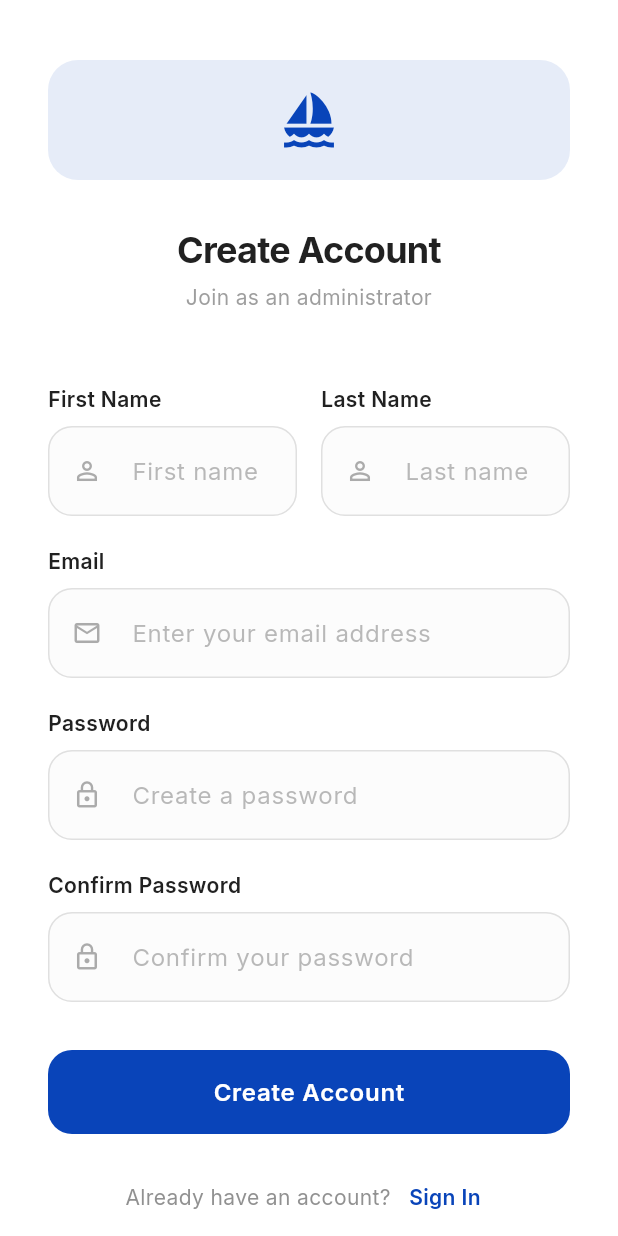
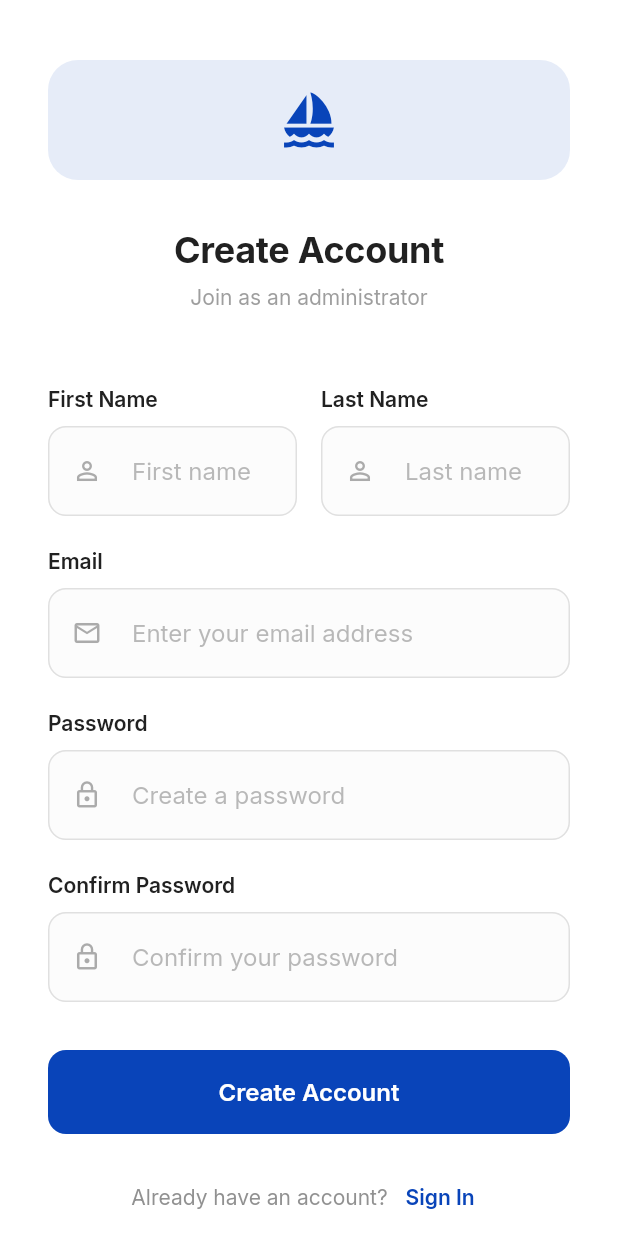
Before and after one commit to matanguihanbenson/agos-p2a, a Flutter app: the SignupPage screen opened by its route, on a phone screen of 412 x 824 dp. Run offline on Flutter 3.47's test engine with Material 3 defaults, Android fonts, the phone set to English and light mode, and no system bars; our stand-ins replace badges, cloud_firestore, firebase_auth, firebase_core, firebase_database, fl_chart and 6 more; missing offline and left inert: mobile_scanner; accounts and stored records are empty.

Commit message:
improved sign up page

```diff
--- a/lib/modules/auth/presentation/pages/signup_page.dart
+++ b/lib/modules/auth/presentation/pages/signup_page.dart
@@ -85,13 +85,16 @@ class _SignupPageState extends State<SignupPage> {
   Widget build(BuildContext context) {
     final theme = Theme.of(context);
     final size = MediaQuery.of(context).size;
+    final isSmallScreen = size.width < 400;
 
     return Scaffold(
       backgroundColor: theme.scaffoldBackgroundColor,
       body: SafeArea(
         child: Center(
           child: SingleChildScrollView(
-            padding: const EdgeInsets.symmetric(horizontal: 32.0),
+            padding: EdgeInsets.symmetric(
+              horizontal: isSmallScreen ? 20.0 : 32.0,
+            ),
             child: ConstrainedBox(
               constraints: BoxConstraints(
                 maxWidth: size.width > 600 ? 380 : double.infinity,
@@ -102,20 +105,20 @@ class _SignupPageState extends State<SignupPage> {
                   mainAxisAlignment: MainAxisAlignment.center,
                   crossAxisAlignment: CrossAxisAlignment.stretch,
                   children: [
-                    const SizedBox(height: 40),
+                    SizedBox(height: isSmallScreen ? 20 : 40),
 
                     // Logo/Brand section
                     Container(
-                      height: 80,
-                      width: 80,
-                      margin: const EdgeInsets.only(bottom: 32),
+                      height: isSmallScreen ? 60 : 80,
+                      width: isSmallScreen ? 60 : 80,
+                      margin: EdgeInsets.only(bottom: isSmallScreen ? 24 : 32),
                       decoration: BoxDecoration(
                         color: theme.colorScheme.primary.withOpacity(0.1),
                         borderRadius: BorderRadius.circular(20),
                       ),
                       child: Icon(
                         Icons.sailing,
-                        size: 40,
+                        size: isSmallScreen ? 30 : 40,
                         color: theme.colorScheme.primary,
                       ),
                     ),
@@ -125,7 +128,8 @@ class _SignupPageState extends State<SignupPage> {
                       'Create Account',
                       style: theme.textTheme.displayMedium?.copyWith(
                         fontWeight: FontWeight.w700,
-                        letterSpacing: -0.5,
+                        letterSpacing: -0.2,
+                        fontSize: isSmallScreen ? 28 : null,
                       ),
                       textAlign: TextAlign.center,
                     ),
@@ -136,10 +140,11 @@ class _SignupPageState extends State<SignupPage> {
                         color: theme.textTheme.bodyMedium?.color?.withOpacity(
                           0.7,
                         ),
+                        letterSpacing: 0,
                       ),
                       textAlign: TextAlign.center,
                     ),
-                    const SizedBox(height: 48),
+                    SizedBox(height: isSmallScreen ? 32 : 48),
 
                     // Error message
                     if (_error != null) ...[
@@ -148,7 +153,7 @@ class _SignupPageState extends State<SignupPage> {
                         margin: const EdgeInsets.only(bottom: 24),
                         decoration: BoxDecoration(
                           color: theme.colorScheme.error.withOpacity(0.08),
-                          borderRadius: BorderRadius.circular(16),
+                          borderRadius: BorderRadius.circular(12),
                           border: Border.all(
                             color: theme.colorScheme.error.withOpacity(0.2),
                             width: 1,
@@ -167,6 +172,7 @@ class _SignupPageState extends State<SignupPage> {
                                 _error!,
                                 style: theme.textTheme.bodyMedium?.copyWith(
                                   color: theme.colorScheme.error,
+                                  letterSpacing: 0,
                                 ),
                               ),
                             ),
@@ -192,7 +198,7 @@ class _SignupPageState extends State<SignupPage> {
                             },
                           ),
                         ),
-                        const SizedBox(width: 16),
+                        SizedBox(width: isSmallScreen ? 12 : 16),
                         Expanded(
                           child: _buildInputField(
                             label: 'Last Name',
@@ -209,7 +215,7 @@ class _SignupPageState extends State<SignupPage> {
                         ),
                       ],
                     ),
-                    const SizedBox(height: 20),
+                    SizedBox(height: isSmallScreen ? 16 : 20),
 
                     // Email field
                     _buildInputField(
@@ -228,7 +234,7 @@ class _SignupPageState extends State<SignupPage> {
                         return null;
                       },
                     ),
-                    const SizedBox(height: 20),
+                    SizedBox(height: isSmallScreen ? 16 : 20),
 
                     // Password field
                     _buildInputField(
@@ -247,7 +253,7 @@ class _SignupPageState extends State<SignupPage> {
                         return null;
                       },
                     ),
-                    const SizedBox(height: 20),
+                    SizedBox(height: isSmallScreen ? 16 : 20),
 
                     // Confirm Password field
                     _buildInputField(
@@ -266,18 +272,18 @@ class _SignupPageState extends State<SignupPage> {
                         return null;
                       },
                     ),
-                    const SizedBox(height: 32),
+                    SizedBox(height: isSmallScreen ? 24 : 32),
 
                     // Signup button
                     SizedBox(
-                      height: 56,
+                      height: isSmallScreen ? 50 : 56,
                       child: ElevatedButton(
                         onPressed: _isLoading ? null : _signup,
                         style: ElevatedButton.styleFrom(
                           backgroundColor: theme.colorScheme.primary,
                           foregroundColor: Colors.white,
                           shape: RoundedRectangleBorder(
-                            borderRadius: BorderRadius.circular(16),
+                            borderRadius: BorderRadius.circular(12),
                           ),
                           elevation: 0,
                           shadowColor: Colors.transparent,
@@ -298,12 +304,12 @@ class _SignupPageState extends State<SignupPage> {
                                 style: theme.textTheme.bodyLarge?.copyWith(
                                   color: Colors.white,
                                   fontWeight: FontWeight.w600,
-                                  letterSpacing: 0.5,
+                                  letterSpacing: 0,
                                 ),
                               ),
                       ),
                     ),
-                    const SizedBox(height: 32),
+                    SizedBox(height: isSmallScreen ? 24 : 32),
 
                     // Login link
                     Row(
@@ -314,6 +320,7 @@ class _SignupPageState extends State<SignupPage> {
                           style: theme.textTheme.bodyMedium?.copyWith(
                             color: theme.textTheme.bodyMedium?.color
                                 ?.withOpacity(0.8),
+                            letterSpacing: 0,
                           ),
                         ),
                         TextButton(
@@ -330,12 +337,13 @@ class _SignupPageState extends State<SignupPage> {
                             style: theme.textTheme.bodyMedium?.copyWith(
                               color: theme.colorScheme.primary,
                               fontWeight: FontWeight.w600,
+                              letterSpacing: 0,
                             ),
                           ),
                         ),
                       ],
                     ),
-                    const SizedBox(height: 40),
+                    SizedBox(height: isSmallScreen ? 20 : 40),
                   ],
                 ),
               ),
@@ -356,6 +364,8 @@ class _SignupPageState extends State<SignupPage> {
     bool obscureText = false,
   }) {
     final theme = Theme.of(context);
+    final size = MediaQuery.of(context).size;
+    final isSmallScreen = size.width < 400;
 
     return Column(
       crossAxisAlignment: CrossAxisAlignment.start,
@@ -365,6 +375,7 @@ class _SignupPageState extends State<SignupPage> {
           style: theme.textTheme.bodyMedium?.copyWith(
             fontWeight: FontWeight.w600,
             color: theme.textTheme.bodyLarge?.color,
+            letterSpacing: 0,
           ),
         ),
         const SizedBox(height: 8),
@@ -372,14 +383,15 @@ class _SignupPageState extends State<SignupPage> {
           controller: controller,
           keyboardType: keyboardType,
           obscureText: obscureText,
-          style: theme.textTheme.bodyLarge,
+          style: theme.textTheme.bodyLarge?.copyWith(letterSpacing: 0),
           decoration: InputDecoration(
             hintText: hintText,
             hintStyle: theme.textTheme.bodyLarge?.copyWith(
               color: theme.textTheme.bodyMedium?.color?.withOpacity(0.5),
+              letterSpacing: 0,
             ),
             prefixIcon: Padding(
-              padding: const EdgeInsets.all(16),
+              padding: EdgeInsets.all(isSmallScreen ? 14 : 16),
               child: Icon(
                 icon,
                 size: 20,
@@ -387,35 +399,35 @@ class _SignupPageState extends State<SignupPage> {
               ),
             ),
             border: OutlineInputBorder(
-              borderRadius: BorderRadius.circular(16),
+              borderRadius: BorderRadius.circular(12),
               borderSide: BorderSide(
                 color: Colors.grey.withOpacity(0.3),
                 width: 1,
               ),
             ),
             enabledBorder: OutlineInputBorder(
-              borderRadius: BorderRadius.circular(16),
+              borderRadius: BorderRadius.circular(12),
               borderSide: BorderSide(
                 color: Colors.grey.withOpacity(0.3),
                 width: 1,
               ),
             ),
             focusedBorder: OutlineInputBorder(
-              borderRadius: BorderRadius.circular(16),
+              borderRadius: BorderRadius.circular(12),
               borderSide: BorderSide(
                 color: theme.colorScheme.primary,
                 width: 2,
               ),
             ),
             errorBorder: OutlineInputBorder(
-              borderRadius: BorderRadius.circular(16),
+              borderRadius: BorderRadius.circular(12),
               borderSide: BorderSide(color: theme.colorScheme.error, width: 1),
             ),
             filled: true,
             fillColor: Colors.grey.withOpacity(0.03),
-            contentPadding: const EdgeInsets.symmetric(
-              horizontal: 20,
-              vertical: 18,
+            contentPadding: EdgeInsets.symmetric(
+              horizontal: isSmallScreen ? 16 : 20,
+              vertical: isSmallScreen ? 16 : 18,
             ),
           ),
           validator: validator,
```
